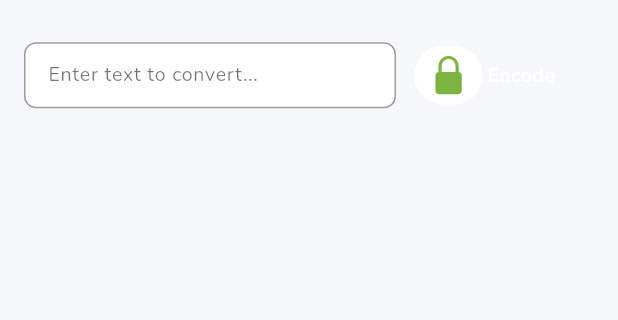
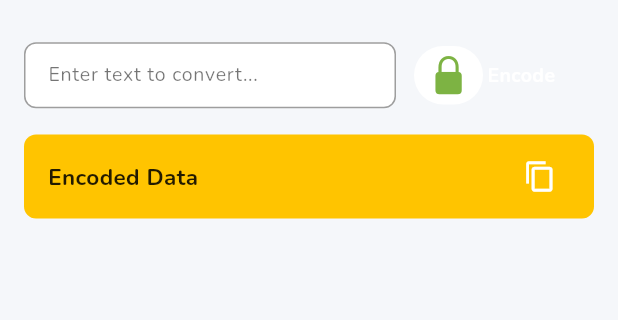
Before and after one commit to mustafa-fahimi/base64_tool, a Flutter app: the screen it shows after launch, on a phone screen of 412 x 824 dp, the part 62-382 px from its top. Run offline on Flutter 3.47's test engine with Material 3 defaults, Android fonts, the phone set to English and light mode, and no system bars; drawn by our look-alikes of animated_toggle_switch; our stand-ins replace auto_route, freezed_annotation, hooks_riverpod, responsive_framework, riverpod_annotation, talker_flutter and 1 more; missing offline and left inert: database_service, window_manager; generated files the repository leaves out were written again; statements that could not run were skipped.

Commit message:
chore: Add converted text section

```diff
--- a/lib/src/config/themes/colors.dart
+++ b/lib/src/config/themes/colors.dart
@@ -11,9 +11,7 @@ const kErrorColor = Color.fromARGB(255, 217, 112, 112);
 const kInfoColor = Color(0xff409EFF);
 
 const kBackgroundColor = Color(0xffF5F7FA);
-const kDrawerColor = Color(0xff1e3e52);
 const kTextHintColor = Color(0xff848389);
-const kDarkerTextHintColor = Color(0xff888888);
 const kTextPrimaryColor = Color(0xff030305);
 const kInputBoxColor = Color(0xffe4e4e4);
 const kDividerColor = Color(0xffdddddd);
--- a/lib/src/features/home/presentation/pages/home_page.dart
+++ b/lib/src/features/home/presentation/pages/home_page.dart
@@ -4,6 +4,7 @@ import 'dart:math';
 import 'package:animated_toggle_switch/animated_toggle_switch.dart';
 import 'package:auto_route/annotations.dart';
 import 'package:base64_tool/src/config/config.dart';
+import 'package:base64_tool/src/core/core.dart';
 import 'package:base64_tool/src/features/home/presentation/logic/home_providers.dart';
 import 'package:base64_tool/src/features/shared/components/outlined_text_field_with_title_component.dart';
 import 'package:base64_tool/src/features/shared/components/page_decorator.dart';
@@ -94,6 +95,40 @@ class _HomePageState extends State<HomePage> {
                 ),
               ],
             ),
+            const SizedBox(height: 16),
+            DecoratedBox(
+              decoration: BoxDecoration(
+                borderRadius: BorderRadius.circular(kBorderRadius),
+                color: Colors.amberAccent.shade400,
+              ),
+              child: Padding(
+                padding: const EdgeInsets.symmetric(
+                  horizontal: 16,
+                  vertical: 8,
+                ),
+                child: Row(
+                  children: <Widget>[
+                    Text(
+                      'Encoded Data',
+                      style: kMediumBoldTextStyle.copyWith(
+                        color: Colors.black87,
+                      ),
+                    ),
+                    const Spacer(),
+                    IconButton(
+                      onPressed: () {},
+                      visualDensity: VisualDensity.compact,
+                      padding: EdgeInsets.zero,
+                      icon: const Icon(
+                        Icons.copy,
+                        size: 22,
+                        color: Colors.white,
+                      ),
+                    ),
+                  ],
+                ),
+              ),
+            ),
           ],
         ),
       ),
```
